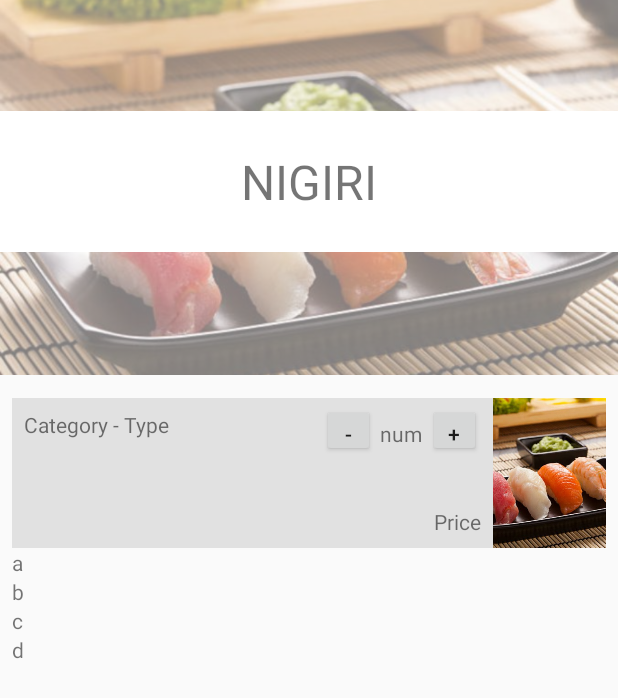
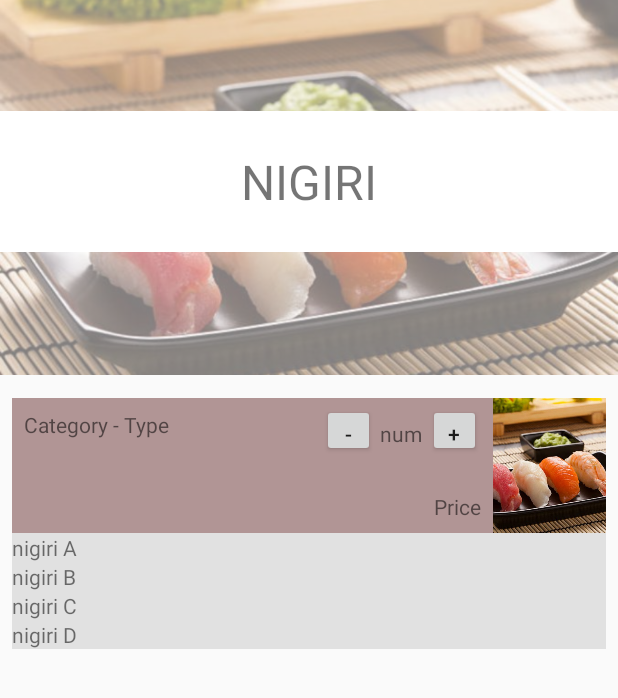
Before and after one commit to DaanKorver/SushiAndroid, an Android app: the screen it shows after launch (Category), after a tap on "Nigiri", on a phone screen of 412 x 824 dp. Shown: the top 698 px of the screen. Run offline under Robolectric (Android 15) with nearby library versions, the phone set to English and light mode, and no system bars.

Commit message:
Dynamically het toevoegen van de styles aan begonnen maar het werkt nog niet helemaal. (de achtergrond al wel, yay)

```diff
--- a/app/app/src/main/java/com/example/sushiandroid/Category.java
+++ b/app/app/src/main/java/com/example/sushiandroid/Category.java
@@ -1,12 +1,24 @@
 package com.example.sushiandroid;
 
+import android.annotation.SuppressLint;
+import android.annotation.TargetApi;
+import android.graphics.Color;
+import android.graphics.drawable.Drawable;
+import android.os.Build;
+import android.support.annotation.RequiresApi;
 import android.support.constraint.ConstraintLayout;
+import android.support.v4.content.ContextCompat;
 import android.support.v7.app.AppCompatActivity;
 import android.os.Bundle;
+import android.util.Log;
+import android.view.ContextThemeWrapper;
 import android.widget.ImageView;
 import android.widget.LinearLayout;
 import android.widget.RelativeLayout;
 import android.widget.TextView;
+import android.view.ViewGroup.MarginLayoutParams;
+
+import static java.security.AccessController.getContext;
 
 public class Category extends AppCompatActivity {
 
@@ -27,7 +39,7 @@ public class Category extends AppCompatActivity {
             switch ((String) title.toLowerCase()) {
                 case "nigiri":
                     imageView.setImageResource(R.drawable.nigiri);
-                    String nigiriArray[] = {"a","b","c","d"};
+                    String[] nigiriArray = {"nigiri A", "nigiri B", "nigiri C", "nigiri D"};
                     drawProducts(nigiriArray);
                     break;
                 case "shasimi":
@@ -45,14 +57,33 @@ public class Category extends AppCompatActivity {
         }
     }
 
-    public void drawProducts(String products[]) {
+    public void drawProducts(String[] products) {
+
+        Log.i("Creating Views Products", "started");
+        // the layout the products go int
         LinearLayout ll = (LinearLayout) findViewById(R.id.ll);
+
+        // a for loop for every product
         for (String product : products) {
-            ConstraintLayout holder = new ConstraintLayout(this);
-            TextView text = new TextView(this);
+
+            // loging the product name
+            Log.i("Creating View Product", product);
+
+            // creates a layout for the text-layout and the image with the "holder" style
+            ConstraintLayout holder = new ConstraintLayout(new ContextThemeWrapper(this, R.style.holder));
+            // todo: figure out why the margin isn't working (declared in styles.xml line 24
+
+            // creates a textview to test if the string variable works with the "title" style
+            TextView text = new TextView(new ContextThemeWrapper(this, R.style.title));
+
+
+            // nests it and it's it to the view
             text.setText((String) product);
             holder.addView(text);
             ll.addView(holder);
         }
+
+        // confirms the function has finished
+        Log.i("Creating Views Products", "ended");
     }
 }
--- a/app/app/src/main/res/layout/activity_catergory.xml
+++ b/app/app/src/main/res/layout/activity_catergory.xml
@@ -62,20 +62,20 @@
         <LinearLayout
             android:id="@+id/ll"
             android:layout_width="match_parent"
-            android:layout_height="500px"
+            android:layout_height="match_parent"
             android:orientation="vertical">
 
             <android.support.constraint.ConstraintLayout
+                android:id="@+id/holder"
                 android:layout_width="match_parent"
                 android:layout_height="wrap_content"
                 android:layout_marginTop="15dp"
-                android:background="#e1e1e1"
-                android:tag="Nigiri">
+                android:background="#B19595">
 
                 <ImageView
-                    android:id="@+id/imageView5"
+                    android:id="@+id/image"
                     android:layout_width="75dp"
-                    android:layout_height="100dp"
+                    android:layout_height="90dp"
                     android:scaleType="centerCrop"
                     app:layout_constraintBottom_toBottomOf="parent"
                     app:layout_constraintEnd_toEndOf="parent"
@@ -83,16 +83,17 @@
                     app:srcCompat="@drawable/nigiri" />
 
                 <android.support.constraint.ConstraintLayout
+                    android:id="@+id/textContraint"
                     android:layout_width="0dp"
                     android:layout_height="0dp"
                     app:layout_constraintBottom_toBottomOf="parent"
-                    app:layout_constraintEnd_toStartOf="@+id/imageView5"
+                    app:layout_constraintEnd_toStartOf="@+id/image"
                     app:layout_constraintHorizontal_bias="0.6"
                     app:layout_constraintStart_toStartOf="parent"
                     app:layout_constraintTop_toTopOf="parent">
 
                     <TextView
-                        android:id="@+id/price"
+                        android:id="@+id/Price"
                         android:layout_width="wrap_content"
                         android:layout_height="wrap_content"
                         android:layout_marginEnd="8dp"
@@ -103,7 +104,7 @@
                         app:layout_constraintEnd_toEndOf="parent" />
 
                     <TextView
-                        android:id="@+id/textView7"
+                        android:id="@+id/Title"
                         android:layout_width="wrap_content"
                         android:layout_height="wrap_content"
                         android:layout_marginStart="8dp"
@@ -114,6 +115,7 @@
                         app:layout_constraintTop_toTopOf="parent" />
 
                     <LinearLayout
+                        android:id="@+id/NumLayout"
                         android:layout_width="wrap_content"
                         android:layout_height="wrap_content"
                         android:layout_marginTop="4dp"
@@ -124,7 +126,7 @@
                         app:layout_constraintTop_toTopOf="parent">
 
                         <Button
-                            android:id="@+id/button"
+                            android:id="@+id/Minus"
                             android:layout_width="35dp"
                             android:layout_height="35dp"
                             android:layout_weight="1"
@@ -132,7 +134,7 @@
                             android:text="-" />
 
                         <TextView
-                            android:id="@+id/textView9"
+                            android:id="@+id/Number"
                             android:layout_width="35dp"
                             android:layout_height="35dp"
                             android:layout_weight="1"
@@ -140,7 +142,7 @@
                             android:text="num" />
 
                         <Button
-                            android:id="@+id/button2"
+                            android:id="@+id/Plus"
                             android:layout_width="35dp"
                             android:layout_height="35dp"
                             android:layout_weight="1"
--- a/app/app/src/main/res/layout/activity_main.xml
+++ b/app/app/src/main/res/layout/activity_main.xml
@@ -84,7 +84,7 @@
                     android:layout_marginBottom="5dp"
                     android:orientation="vertical"
                     app:layout_constraintBottom_toBottomOf="parent"
-                    app:layout_constraintEnd_toStartOf="@+id/imageView5"
+                    app:layout_constraintEnd_toStartOf="@+id/image"
                     app:layout_constraintHorizontal_bias="1.0"
                     app:layout_constraintStart_toStartOf="parent"
                     app:layout_constraintTop_toTopOf="parent"
@@ -105,7 +105,7 @@
                 </LinearLayout>
 
                 <ImageView
-                    android:id="@+id/imageView5"
+                    android:id="@+id/image"
                     android:layout_width="120dp"
                     android:layout_height="150dp"
                     android:scaleType="centerCrop"
--- a/app/app/src/main/res/values/styles.xml
+++ b/app/app/src/main/res/values/styles.xml
@@ -1,4 +1,5 @@
 <resources>
+
 
     <!-- Base application theme. -->
     <style name="AppTheme" parent="Theme.AppCompat.Light.NoActionBar">
@@ -17,4 +18,31 @@
 
     <style name="AppTheme.PopupOverlay" parent="ThemeOverlay.AppCompat.Light" />
 
+    <style name="holder" parent="Theme.AppCompat.Light.NoActionBar">
+        <item name="android:background">#e1e1e1</item>
+        <!--todo: why isn't the margin working but the background is?-->
+        <item name="android:layout_marginTop">15dp</item>
+        <item name="android:layout_width">match_parent</item>
+        <item name="android:layout_height">wrap_content</item>
+    </style>
+
+    <style name="image" parent="Theme.AppCompat.Light.NoActionBar">
+        <item name="android:background">#999</item>
+        <item name="android:layout_width">75dp</item>
+        <item name="android:layout_height">90dp</item>
+        <item name="layout_constraintTop_toTopOf">parent</item>
+        <item name="layout_constraintEnd_toEndOf">parent</item>
+        <item name="layout_constraintBottom_toBottomOf">parent</item>
+    </style>
+
+    <style name="title" parent="Theme.AppCompat.Light.NoActionBar">
+        <item name="android:layout_width">wrap_content</item>
+        <item name="android:color">#f00</item>
+        <item name="android:layout_height">wrap_content</item>
+        <item name="android:layout_marginTop">8dp</item>
+        <item name="android:layout_marginLeft">8dp</item>
+        <item name="layout_constraintTop_toTopOf">parent</item>
+        <item name="layout_constraintStart_toStartOf">parent</item>
+    </style>
+
 </resources>
```
Also changed, not shown: 1 other file.
